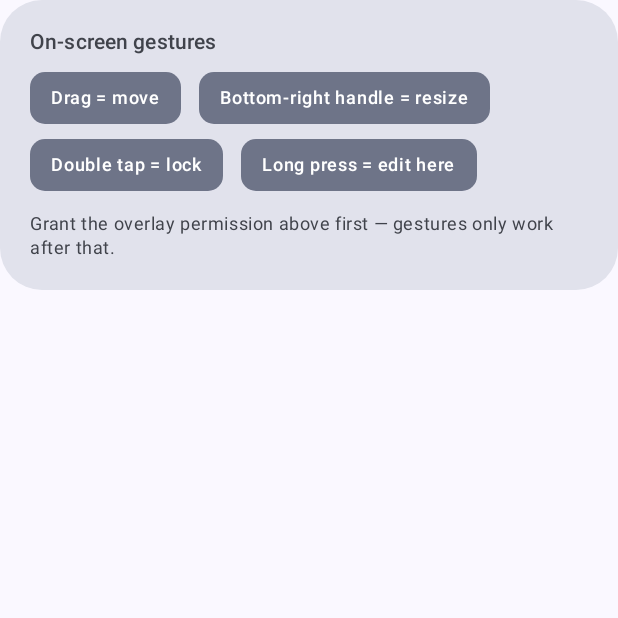
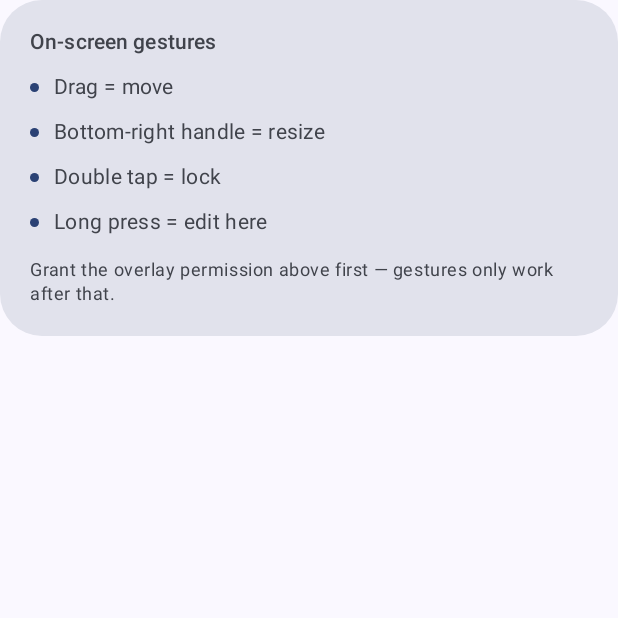
Before and after one commit to Amatorelover/SubBlock, an Android app built with Jetpack Compose: the composable GestureHintCard shown on its own in the app's theme, on a phone screen of 412 x 824 dp, the top half of it. Run offline under Robolectric (Android 15) with nearby library versions, the phone set to English and light mode, and no system bars.

Commit message:
fix(home/about): 手势提示改纵向列表防重叠，关于页两按钮等宽；bump 1.4.14

```diff
--- a/app/build.gradle.kts
+++ b/app/build.gradle.kts
@@ -25,8 +25,8 @@ android {
         applicationId = "com.yanhu.subblock"
         minSdk = 26
         targetSdk = 36
-        versionCode = 20
-        versionName = "1.4.13"
+        versionCode = 21
+        versionName = "1.4.14"
 
         // 作者与仓库地址集中在这里定义，改一处即可全局同步
         buildConfigField("String", "AUTHOR_NAME", "\"Lihoo\"")
--- a/app/src/main/java/com/yanhu/subblock/ui/HomeScreen.kt
+++ b/app/src/main/java/com/yanhu/subblock/ui/HomeScreen.kt
@@ -12,8 +12,6 @@ import androidx.compose.foundation.clickable
 import androidx.compose.foundation.layout.Arrangement
 import androidx.compose.foundation.layout.Box
 import androidx.compose.foundation.layout.Column
-import androidx.compose.foundation.layout.ExperimentalLayoutApi
-import androidx.compose.foundation.layout.FlowRow
 import androidx.compose.foundation.layout.PaddingValues
 import androidx.compose.foundation.layout.Row
 import androidx.compose.foundation.layout.Spacer
@@ -665,7 +663,6 @@ private fun BlockCard(
     }
 }
 
-@OptIn(ExperimentalLayoutApi::class)
 @Composable
 private fun GestureHintCard(hasOverlayPermission: Boolean) {
     Card(
@@ -682,30 +679,30 @@ private fun GestureHintCard(hasOverlayPermission: Boolean) {
                 fontWeight = FontWeight.Medium
             )
             Spacer(Modifier.height(12.dp))
-            // 这些是"说明"而非按钮：用带底色的静态标签展示，
-            // 不套 AssistChip（那会给出可点击的视觉暗示，但点了没有任何反应）。
-            // 行距/列距都留足，避免几条提示挤成一片。
-            FlowRow(
-                horizontalArrangement = Arrangement.spacedBy(12.dp),
-                verticalArrangement = Arrangement.spacedBy(10.dp)
-            ) {
+            // 一行一条：不再用 FlowRow。自动换行的标签流在窄屏上行高测量不稳，
+            // 几条提示会挤成一团、甚至压到下面的说明文字上（见用户截图）。
+            // 纵向列表每行独立，永远不会重叠；圆点只作视觉引导，不暗示可点击。
+            Column(verticalArrangement = Arrangement.spacedBy(10.dp)) {
                 listOf(
                     stringResource(R.string.gesture_move),
                     stringResource(R.string.gesture_resize),
                     stringResource(R.string.gesture_lock),
                     stringResource(R.string.gesture_edit)
                 ).forEach { label ->
-                    Text(
-                        label,
-                        style = MaterialTheme.typography.labelMedium,
-                        color = MaterialTheme.colorScheme.onSecondaryContainer,
-                        modifier = Modifier
-                            .background(
-                                MaterialTheme.colorScheme.secondaryContainer,
-                                RoundedCornerShape(10.dp)
-                            )
-                            .padding(horizontal = 14.dp, vertical = 9.dp)
-                    )
+                    Row(verticalAlignment = Alignment.CenterVertically) {
+                        Box(
+                            modifier = Modifier
+                                .size(6.dp)
+                                .clip(RoundedCornerShape(50))
+                                .background(MaterialTheme.colorScheme.primary)
+                        )
+                        Spacer(Modifier.width(10.dp))
+                        Text(
+                            label,
+                            style = MaterialTheme.typography.bodyMedium,
+                            color = MaterialTheme.colorScheme.onSurfaceVariant
+                        )
+                    }
                 }
             }
             Spacer(Modifier.height(14.dp))
```
Also changed, not shown: app/src/main/java/com/yanhu/subblock/ui/AboutScreen.kt (+13 -5 lines), 1 other file.
